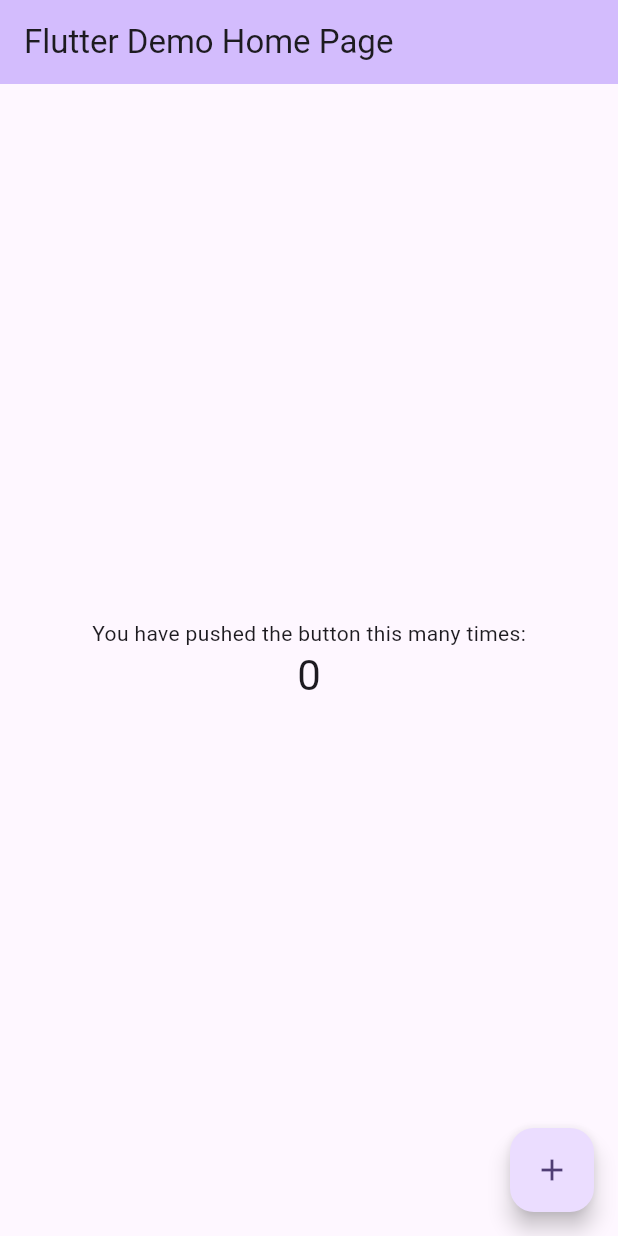
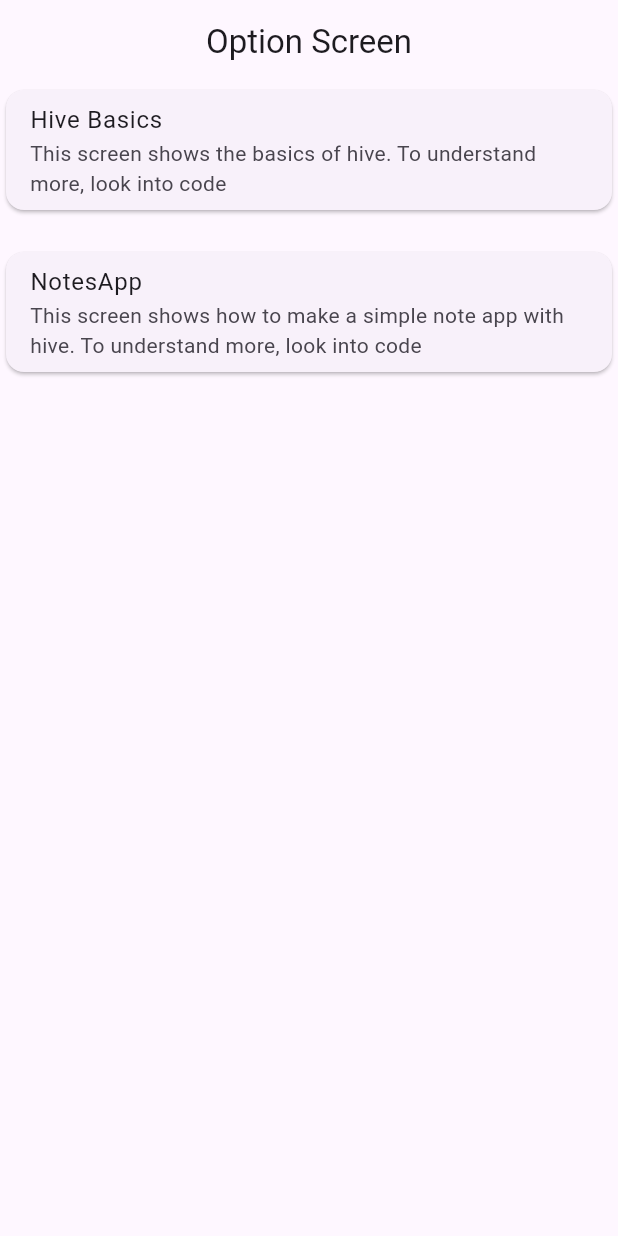
Before and after one commit to kryptonic333/Hive_Concept, a Flutter app: the screen it shows after launch, on a phone screen of 412 x 824 dp. Run offline on Flutter 3.47's test engine with Material 3 defaults, Android fonts, the phone set to English and light mode, and no system bars; our stand-ins replace hive, hive_flutter; accounts and stored records are empty.

Commit message:
project_setup

```diff
--- a/lib/main.dart
+++ b/lib/main.dart
@@ -1,122 +1,37 @@
 import 'package:flutter/material.dart';
+import 'package:hive/hive.dart';
+import 'package:hive_local_db/notes_app/models/notes_model.dart';
+import 'package:hive_local_db/option_screen.dart';
+import 'package:path_provider/path_provider.dart';
 
-void main() {
+void main() async {
+  WidgetsFlutterBinding.ensureInitialized();
+  // This line retrieves the path to the app's document directory
+  // where you can safely store persistent local files i.e; Hive
+  var directory = await getApplicationDocumentsDirectory();
+
+  // This line initializes Hive by setting the storage location
+  // for its database files to the app's document directory.
+  Hive.init(directory.path);
+
+  // Registering Adapter
+  Hive.registerAdapter(NotesModelAdapter());
+  await Hive.openBox<NotesModel>('notes');
   runApp(const MyApp());
 }
 
 class MyApp extends StatelessWidget {
   const MyApp({super.key});
 
-  // This widget is the root of your application.
   @override
   Widget build(BuildContext context) {
     return MaterialApp(
-      title: 'Flutter Demo',
+      debugShowCheckedModeBanner: false,
+      title: 'Flutter Hive Demo',
       theme: ThemeData(
-        // This is the theme of your application.
-        //
-        // TRY THIS: Try running your application with "flutter run". You'll see
-        // the application has a purple toolbar. Then, without quitting the app,
-        // try changing the seedColor in the colorScheme below to Colors.green
-        // and then invoke "hot reload" (save your changes or press the "hot
-        // reload" button in a Flutter-supported IDE, or press "r" if you used
-        // the command line to start the app).
-        //
-        // Notice that the counter didn't reset back to zero; the application
-        // state is not lost during the reload. To reset the state, use hot
-        // restart instead.
-        //
-        // This works for code too, not just values: Most code changes can be
-        // tested with just a hot reload.
         colorScheme: ColorScheme.fromSeed(seedColor: Colors.deepPurple),
       ),
-      home: const MyHomePage(title: 'Flutter Demo Home Page'),
+      home: const OptionScreen(),
     );
   }
 }
-
-class MyHomePage extends StatefulWidget {
-  const MyHomePage({super.key, required this.title});
-
-  // This widget is the home page of your application. It is stateful, meaning
-  // that it has a State object (defined below) that contains fields that affect
-  // how it looks.
-
-  // This class is the configuration for the state. It holds the values (in this
-  // case the title) provided by the parent (in this case the App widget) and
-  // used by the build method of the State. Fields in a Widget subclass are
-  // always marked "final".
-
-  final String title;
-
-  @override
-  State<MyHomePage> createState() => _MyHomePageState();
-}
-
-class _MyHomePageState extends State<MyHomePage> {
-  int _counter = 0;
-
-  void _incrementCounter() {
-    setState(() {
-      // This call to setState tells the Flutter framework that something has
-      // changed in this State, which causes it to rerun the build method below
-      // so that the display can reflect the updated values. If we changed
-      // _counter without calling setState(), then the build method would not be
-      // called again, and so nothing would appear to happen.
-      _counter++;
-    });
-  }
-
-  @override
-  Widget build(BuildContext context) {
-    // This method is rerun every time setState is called, for instance as done
-    // by the _incrementCounter method above.
-    //
-    // The Flutter framework has been optimized to make rerunning build methods
-    // fast, so that you can just rebuild anything that needs updating rather
-    // than having to individually change instances of widgets.
-    return Scaffold(
-      appBar: AppBar(
-        // TRY THIS: Try changing the color here to a specific color (to
-        // Colors.amber, perhaps?) and trigger a hot reload to see the AppBar
-        // change color while the other colors stay the same.
-        backgroundColor: Theme.of(context).colorScheme.inversePrimary,
-        // Here we take the value from the MyHomePage object that was created by
-        // the App.build method, and use it to set our appbar title.
-        title: Text(widget.title),
-      ),
-      body: Center(
-        // Center is a layout widget. It takes a single child and positions it
-        // in the middle of the parent.
-        child: Column(
-          // Column is also a layout widget. It takes a list of children and
-          // arranges them vertically. By default, it sizes itself to fit its
-          // children horizontally, and tries to be as tall as its parent.
-          //
-          // Column has various properties to control how it sizes itself and
-          // how it positions its children. Here we use mainAxisAlignment to
-          // center the children vertically; the main axis here is the vertical
-          // axis because Columns are vertical (the cross axis would be
-          // horizontal).
-          //
-          // TRY THIS: Invoke "debug painting" (choose the "Toggle Debug Paint"
-          // action in the IDE, or press "p" in the console), to see the
-          // wireframe for each widget.
-          mainAxisAlignment: MainAxisAlignment.center,
-          children: <Widget>[
-            const Text('You have pushed the button this many times:'),
-            Text(
-              '$_counter',
-              style: Theme.of(context).textTheme.headlineMedium,
-            ),
-          ],
-        ),
-      ),
-      floatingActionButton: FloatingActionButton(
-        onPressed: _incrementCounter,
-        tooltip: 'Increment',
-        child: const Icon(Icons.add),
-      ), // This trailing comma makes auto-formatting nicer for build methods.
-    );
-  }
-}
--- /dev/null
+++ b/lib/notes_app/boxes/boxes.dart
@@ -0,0 +1,10 @@
+
+
+import 'package:hive/hive.dart';
+import 'package:hive_local_db/notes_app/models/notes_model.dart';
+
+class Boxes {
+
+  // This fetches the data from the box
+  static Box<NotesModel> getData() => Hive.box<NotesModel>('notes');
+}
--- /dev/null
+++ b/lib/option_screen.dart
@@ -0,0 +1,51 @@
+import 'package:flutter/material.dart';
+import 'package:hive_local_db/hive_basics.dart';
+import 'package:hive_local_db/notes_app/screens/notes_screen.dart';
+
+class OptionScreen extends StatelessWidget {
+  const OptionScreen({super.key});
+
+  @override
+  Widget build(BuildContext context) {
+    return Scaffold(
+      appBar: AppBar(centerTitle: true, title: Text(' Option Screen ')),
+      body: Column(
+        children: [
+          GestureDetector(
+            onTap: () {
+              Navigator.push(
+                context,
+                MaterialPageRoute(builder: (context) => HiveBasics()),
+              );
+            },
+            child: Card(
+              child: ListTile(
+                title: Text('Hive Basics'),
+                subtitle: Text(
+                  'This screen shows the basics of hive. To understand more, look into code ',
+                ),
+              ),
+            ),
+          ),
+          SizedBox(height: 20,),
+           GestureDetector(
+            onTap: () {
+              Navigator.push(
+                context,
+                MaterialPageRoute(builder: (context) => NotesScreen()),
+              );
+            },
+            child: Card(
+              child: ListTile(
+                title: Text('NotesApp'),
+                subtitle: Text(
+                  'This screen shows how to make a simple note app with hive. To understand more, look into code ',
+                ),
+              ),
+            ),
+          ),
+        ],
+      ),
+    );
+  }
+}
```
Also changed, not shown: lib/hive_basics.dart (added, +99 -0 lines), lib/notes_app/models/notes_model.dart (added, +19 -0 lines), lib/notes_app/screens/notes_screen.dart (added, +185 -0 lines), pubspec.yaml (+10 -44 lines), lib/notes_app/models/notes_model.g.dart (added), pubspec.lock, 3 other files.
